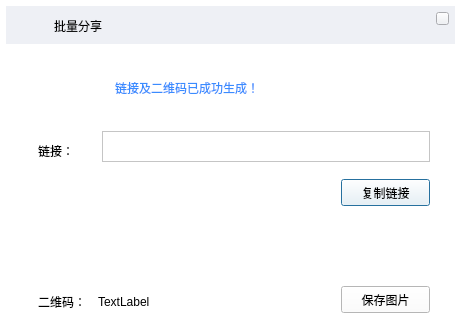
This is sharedialog.ui in HustGw/CLLLLLLLSAFFFFFEWINN as Qt 5 draws it before an edit; both pictures show x 0 to 462 and y 0 to 320 of the 462 by 458 pixel window. The edited form follows.
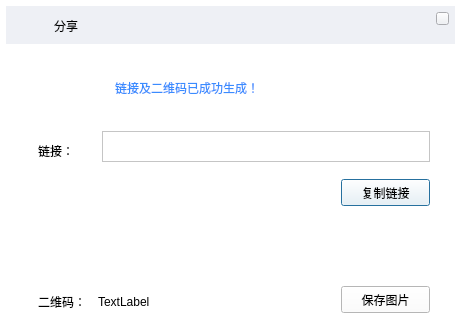
This is the edited form. Icons and pictures are not drawn.

Commit message: 批量下载弹框问题解决 新bug？（同时下载文件，并发解密文件）

Patch:
```diff
--- a/sharedialog.ui
+++ b/sharedialog.ui
@@ -168,7 +168,7 @@
 font: 75 9pt &quot;Arial&quot;;</string>
    </property>
    <property name="text">
-    <string>批量分享</string>
+    <string>分享</string>
    </property>
   </widget>
   <widget class="QLabel" name="label_7">
```
The commit also changes 13 other files.
